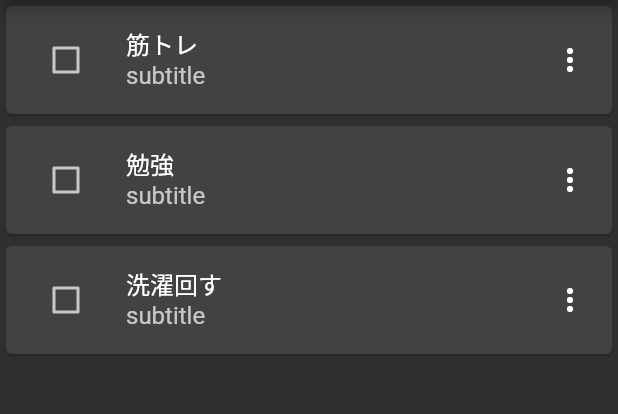
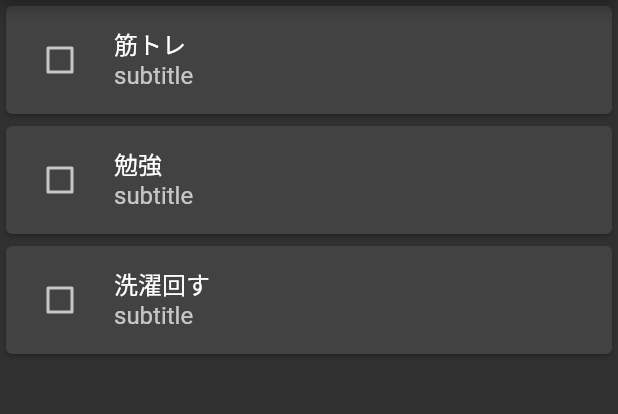
Before and after one commit to kana0830/todo, a Flutter app: the screen it shows after launch, on a phone screen of 412 x 824 dp, the part 84-498 px from its top. Run offline on Flutter 3.47's test engine with Material 2 defaults, Android fonts, the phone set to English and light mode, and no system bars; our stand-ins replace cloud_firestore, firebase_core; accounts and stored records are empty; generated files the repository leaves out were written again.

```diff
--- a/lib/screens/home_screen.dart
+++ b/lib/screens/home_screen.dart
@@ -1,4 +1,6 @@
+import 'package:cloud_firestore/cloud_firestore.dart';
 import 'package:flutter/material.dart';
+import 'package:todo/repository/todo.dart';
 
 class HomeScreen extends StatefulWidget {
   const HomeScreen({super.key});
@@ -21,20 +23,18 @@ class _HomeScreenState extends State<HomeScreen> {
         itemCount: todoList.length,
         itemBuilder: (context, index) {
           return Card(
-            child: ListTile(
-              leading: Checkbox(
+            child: CheckboxListTile(
               value: isChecked,
-                onChanged: (value) {
+              onChanged: (value) async{
                 setState(
                   () {
                     isChecked = value!; // チェックボックスに渡す値を更新する
                   },
                 );
               },
-              ),
               title: Text(todoList[index]),
-              subtitle: Text('subtitle'),
-              trailing: Icon(Icons.more_vert),
+              subtitle: const Text('subtitle'),
+              controlAffinity: ListTileControlAffinity.leading,
             ),
           );
         },
--- a/pubspec.yaml
+++ b/pubspec.yaml
@@ -35,6 +35,7 @@ dependencies:
   # The following adds the Cupertino Icons font to your application.
   # Use with the CupertinoIcons class for iOS style icons.
   cupertino_icons: ^1.0.2
+  cloud_firestore: ^4.13.1
 
 dev_dependencies:
   flutter_test:
```
Also changed, not shown: lib/main.dart (+11 -1 lines), lib/repository/todo.dart (added, +14 -0 lines), pubspec.lock, 11 other files. Lines whose indentation alone changed are shown as unchanged.
